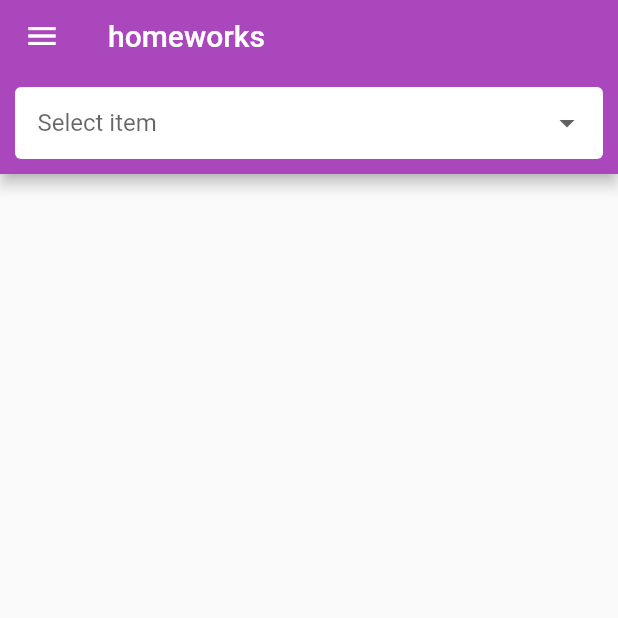
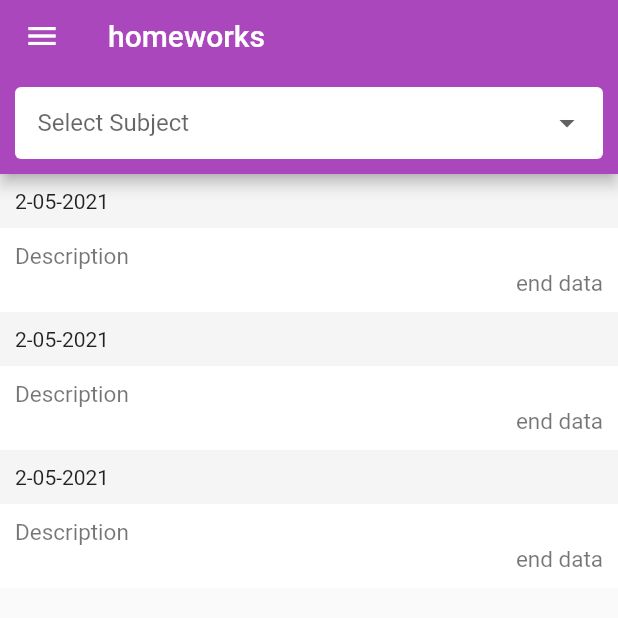
Before and after one commit to hassanalkhabaz/school, a Flutter app: the Homeworks screen opened by its route, on a phone screen of 412 x 824 dp, the top half of it. Run offline on Flutter 3.47's test engine with Material 2 defaults, Android fonts, the phone set to English and light mode, and no system bars; drawn by our look-alikes of flutter_form_builder; our stand-ins replace shared_preferences; accounts and stored records are empty.

Commit message:
homeworks body added

```diff
--- a/lib/ui/pages/homeworks.dart
+++ b/lib/ui/pages/homeworks.dart
@@ -1,3 +1,4 @@
+import 'package:flu/ui/widgets/CardView.dart';
 import 'package:flu/ui/widgets/DropDownField.dart';
 import 'package:flutter/material.dart';
 import 'package:flu/ui/widgets/MyDrawer.dart';
@@ -13,9 +14,14 @@ class _HomeworksState extends State<Homeworks> {
   double verticalSpacing = 40;
   double horizontalPadding = 10;
   double verticalPadding = 10;
+  TextStyle textStyle;
 
   @override
   Widget build(BuildContext context) {
+    textStyle = TextStyle(
+      fontSize: 15,
+      color: Colors.black54,
+    );
     return Scaffold(
       drawer: MyDrawer(),
       appBar: AppBar(
@@ -23,7 +29,30 @@ class _HomeworksState extends State<Homeworks> {
         backgroundColor: Colors.purple[400],
         bottom: buildDropDwonSelectionField(),
       ),
-      body: Container(),
+      body: ListView.builder(
+        itemCount: 3,
+        itemBuilder: (BuildContext context, int index) {
+          return CardView(
+            cardHeader: Text('2-05-2021'),
+            cardBody: Padding(
+              padding: const EdgeInsets.all(10),
+              child: Column(
+                crossAxisAlignment: CrossAxisAlignment.start,
+                children: [
+                  Text(
+                    'Description',
+                    style: textStyle,
+                  ),
+                  Align(
+                    alignment: Alignment.centerRight,
+                    child: Text('end data', style: textStyle),
+                  )
+                ],
+              ),
+            ),
+          );
+        },
+      ),
     );
   }
 
@@ -41,6 +70,7 @@ class _HomeworksState extends State<Homeworks> {
             child: Column(children: [
               DropDownField(
                 //TODO:init values
+                hint: 'Select Subject',
                 items: ['sd', 'sdf'],
                 onChange: (fd) {},
               )
```
